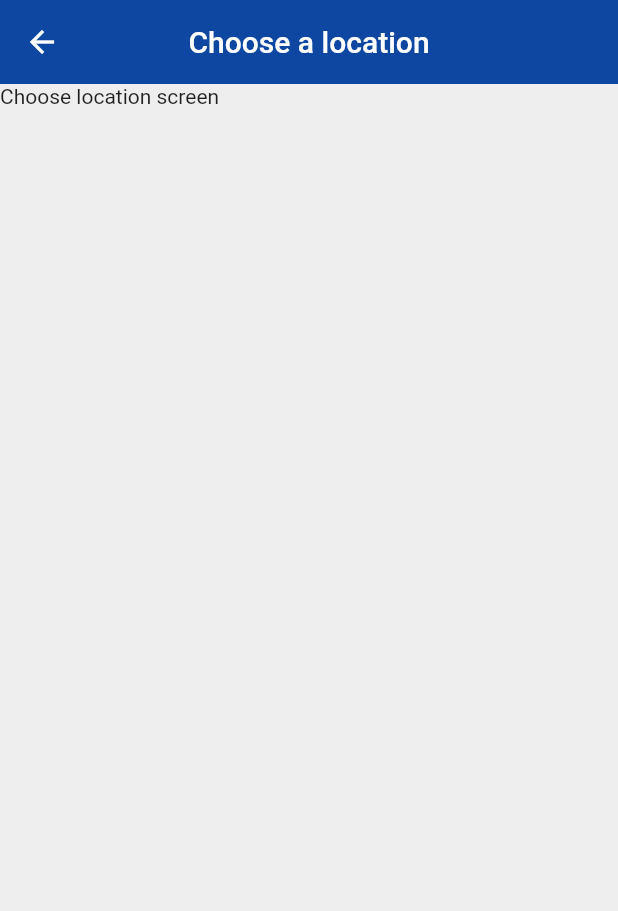
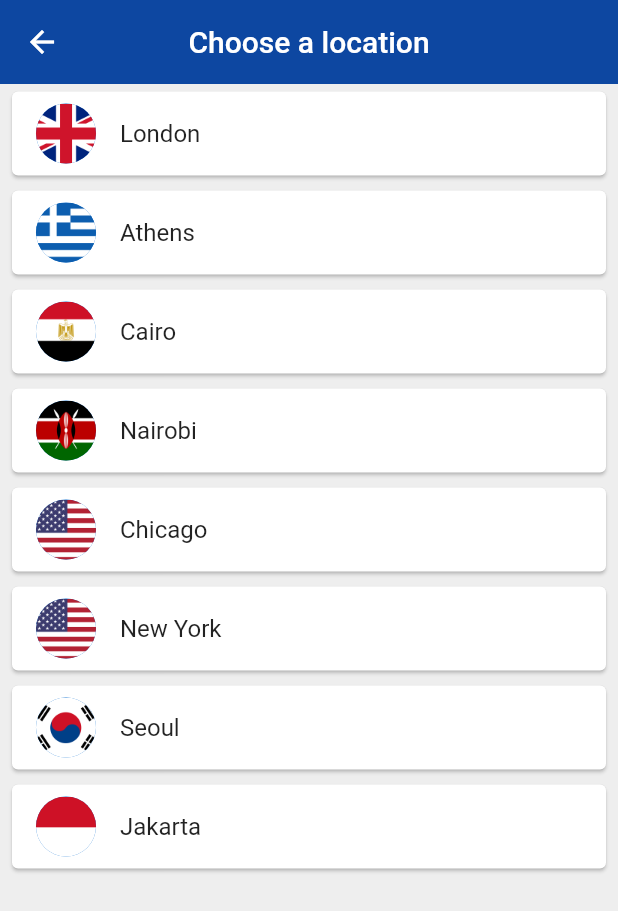
Before and after one commit to JesseHarri7/WorldTimeTut, a Flutter app: the ChooseLocation screen opened by its route, on a phone screen of 412 x 824 dp. Shown: the top 911 px of the screen. Run offline on Flutter 3.47's test engine with Material 2 defaults, Android fonts, the phone set to English and light mode, and no system bars; our stand-ins replace flutter_spinkit; network calls fail; statements that could not run were skipped.

Commit message:
Video 34 - Final

```diff
--- a/lib/pages/choose_location.dart
+++ b/lib/pages/choose_location.dart
@@ -1,4 +1,5 @@
 import 'package:flutter/material.dart';
+import 'package:world_time/services/world_time.dart';
 
 class ChooseLocation extends StatefulWidget {
   const ChooseLocation({Key? key}) : super(key: key);
@@ -8,6 +9,30 @@ class ChooseLocation extends StatefulWidget {
 }
 
 class _ChooseLocationState extends State<ChooseLocation> {
+
+  List<WorldTime> locations = [
+    WorldTime(url: 'Europe/London', location: 'London', flag: 'uk.png'),
+    WorldTime(url: 'Europe/Berlin', location: 'Athens', flag: 'greece.png'),
+    WorldTime(url: 'Africa/Cairo', location: 'Cairo', flag: 'egypt.png'),
+    WorldTime(url: 'Africa/Nairobi', location: 'Nairobi', flag: 'kenya.png'),
+    WorldTime(url: 'America/Chicago', location: 'Chicago', flag: 'usa.png'),
+    WorldTime(url: 'America/New_York', location: 'New York', flag: 'usa.png'),
+    WorldTime(url: 'Asia/Seoul', location: 'Seoul', flag: 'south_korea.png'),
+    WorldTime(url: 'Asia/Jakarta', location: 'Jakarta', flag: 'indonesia.png'),
+  ];
+
+  void updateTime(index) async {
+    WorldTime worldTime = locations[index];
+    await worldTime.getTime();
+
+    //Navigate to home screen
+    Navigator.pop(context, {
+      'location' : worldTime.location,
+      'flag' : worldTime.flag,
+      'time' : worldTime.time,
+      'isDay' : worldTime.isDay,
+    });
+  }
 
   @override
   Widget build(BuildContext context) {
@@ -19,7 +44,25 @@ class _ChooseLocationState extends State<ChooseLocation> {
         centerTitle: true,
         elevation: 0,
       ),
-      body: Text('Choose location screen'),
+      body: ListView.builder(
+        itemCount: locations.length,
+        itemBuilder: (context, index) {
+          return Padding(
+            padding: const EdgeInsets.symmetric(vertical: 1.0, horizontal: 4.0),
+            child: Card(
+              child: ListTile(
+                onTap: () {
+                  updateTime(index);
+                },
+                title: Text(locations[index].location),
+                leading: CircleAvatar(
+                  backgroundImage: AssetImage('assets/${locations[index].flag}'),
+                ),
+              ),
+            ),
+          );
+        },
+      ),
     );
   }
 }
```
Also changed, not shown: lib/pages/home.dart (+11 -3 lines), assets/egypt.png (added), assets/germany.png (added), assets/greece.png (added), assets/indonesia.png (added), assets/kenya.png (added), assets/south_korea.png (added), assets/uk.png (added), assets/usa.png (added), pubspec.lock.
